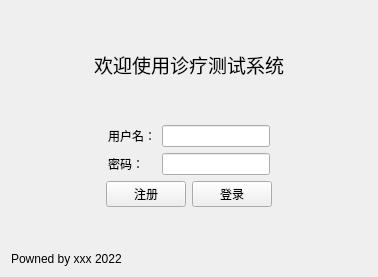
Above: experiment/lab4/loginview.ui from skmgt/QtLearnCourse before the change. Below: the same form after it.
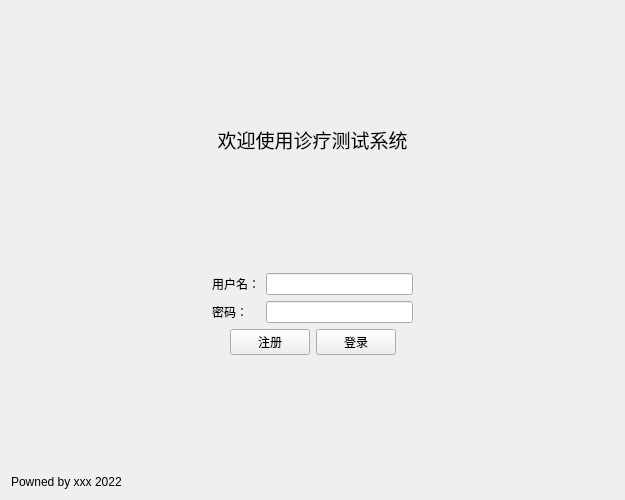
That is the form after the change.

The edit to the form file:
```diff
--- a/experiment/lab4/loginview.ui
+++ b/experiment/lab4/loginview.ui
@@ -6,10 +6,16 @@
    <rect>
     <x>0</x>
     <y>0</y>
-    <width>378</width>
-    <height>277</height>
+    <width>625</width>
+    <height>500</height>
    </rect>
   </property>
+  <property name="minimumSize">
+   <size>
+    <width>500</width>
+    <height>500</height>
+   </size>
+  </property>
   <property name="windowTitle">
    <string>登录</string>
   </property>
```
